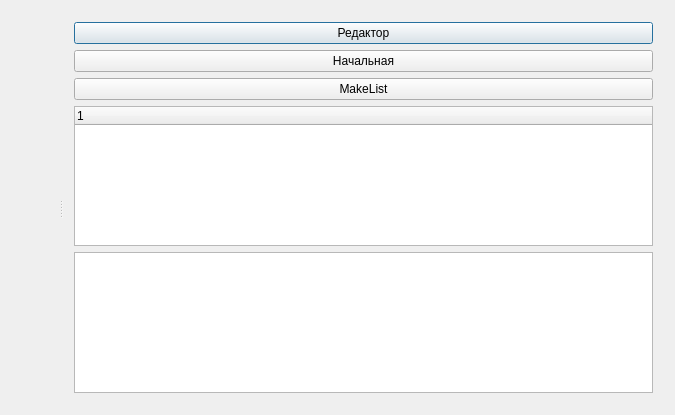
The window that dialog.ui (ClassicDP/ch_new) describes before a commit, drawn with Qt 5.
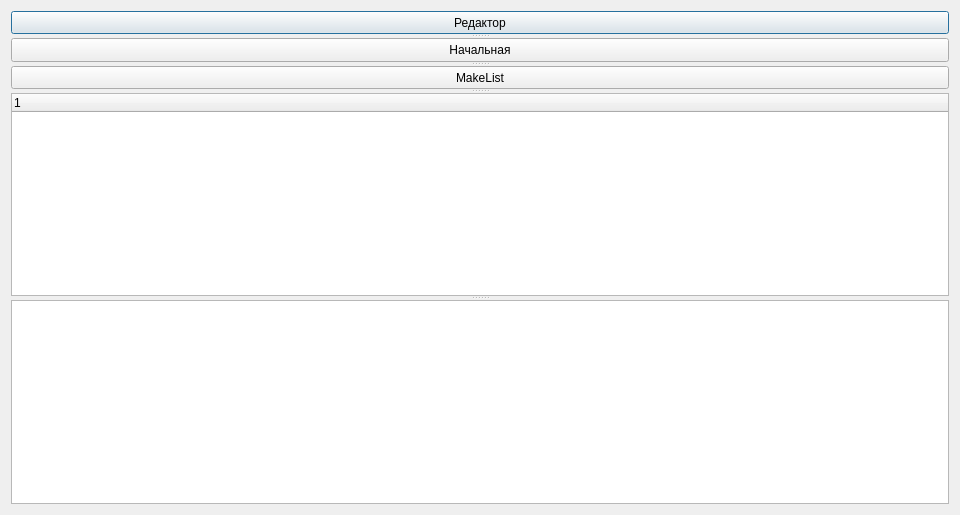
The same window after the commit.

```diff
--- a/dialog.ui
+++ b/dialog.ui
@@ -6,46 +6,37 @@
    <rect>
     <x>0</x>
     <y>0</y>
-    <width>675</width>
-    <height>415</height>
+    <width>960</width>
+    <height>515</height>
    </rect>
   </property>
   <property name="windowTitle">
    <string>Dialog</string>
   </property>
-  <layout class="QGridLayout" name="gridLayout">
-   <item row="0" column="0">
+  <layout class="QHBoxLayout" name="horizontalLayout">
+   <item>
+    <layout class="QFormLayout" name="Layout"/>
+   </item>
+   <item>
     <widget class="QSplitter" name="splitter">
      <property name="orientation">
-      <enum>Qt::Horizontal</enum>
+      <enum>Qt::Vertical</enum>
      </property>
-     <widget class="QWidget" name="formLayoutWidget_2">
-      <layout class="QFormLayout" name="Layout"/>
-     </widget>
-     <widget class="QWidget" name="formLayoutWidget">
-      <layout class="QVBoxLayout" name="verticalLayout">
-       <item>
         <widget class="QPushButton" name="pushButton">
          <property name="text">
           <string>Редактор</string>
          </property>
         </widget>
-       </item>
-       <item>
         <widget class="QPushButton" name="pushButton_3">
          <property name="text">
           <string>Начальная</string>
          </property>
         </widget>
-       </item>
-       <item>
         <widget class="QPushButton" name="pushButton_2">
          <property name="text">
           <string>MakeList</string>
          </property>
         </widget>
-       </item>
-       <item>
         <widget class="QTreeWidget" name="treeWidget">
          <column>
           <property name="text">
@@ -53,12 +44,7 @@
           </property>
          </column>
         </widget>
-       </item>
-       <item>
         <widget class="QListWidget" name="listWidget"/>
-       </item>
-      </layout>
-     </widget>
     </widget>
    </item>
   </layout>
```
Lines whose indentation alone changed are shown as unchanged.
